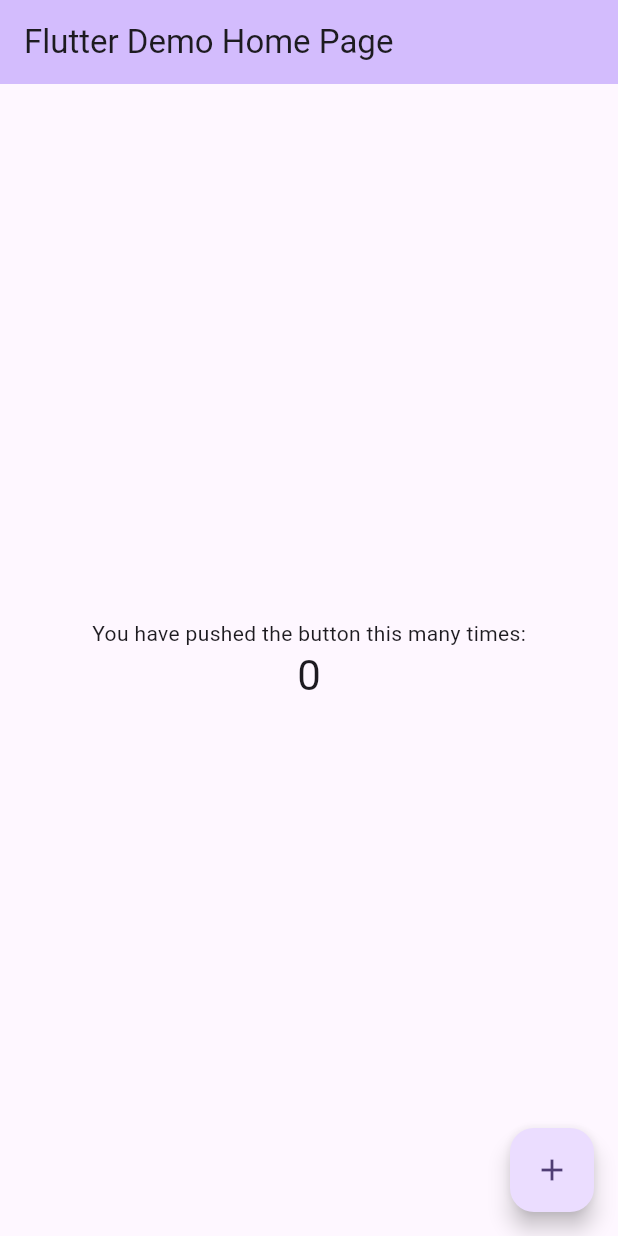
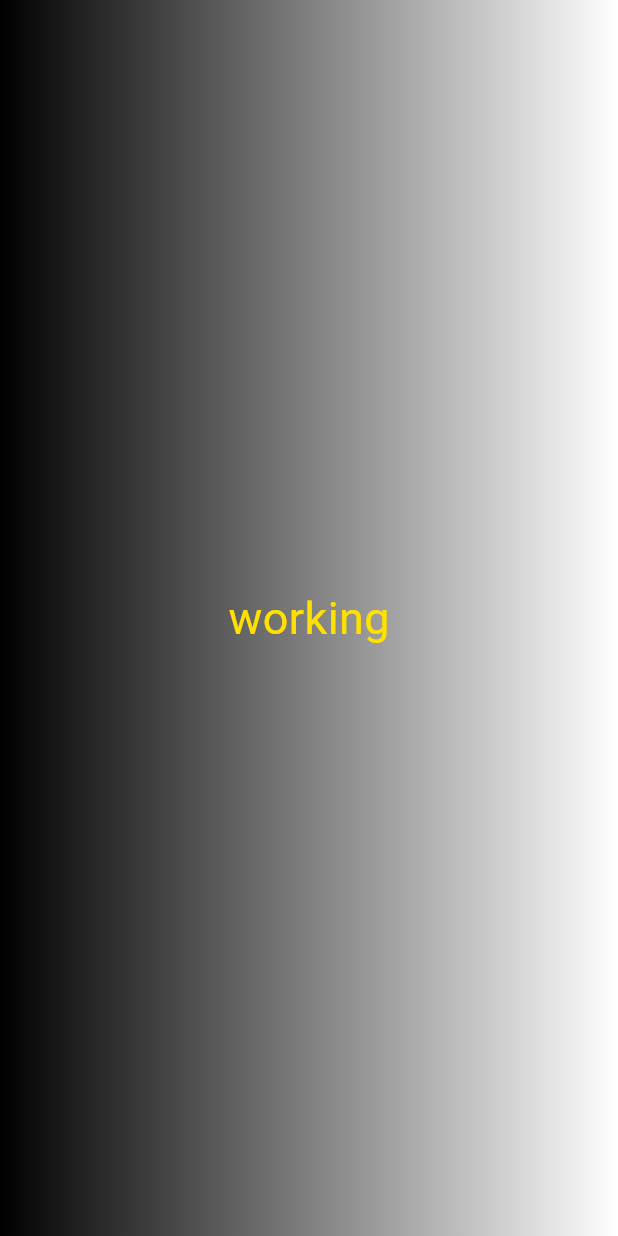
Before and after one commit to kumarvarun3834/Quizarea, a Flutter app: the screen it shows after launch, on a phone screen of 412 x 824 dp. Run offline on Flutter 3.47's test engine with Material 3 defaults, Android fonts, the phone set to English and light mode, and no system bars.

Commit message:
basic dessign ready

```diff
--- /dev/null
+++ b/lib/TextContainer.dart
@@ -0,0 +1,16 @@
+import 'package:flutter/material.dart';
+
+class TextContainer extends StatelessWidget {
+  const TextContainer(this.text,this.colour,this.fsize, {super.key});
+  final String text;
+  final Color colour;
+  final double fsize;
+  @override
+  Widget build(context) {
+    return  Text(text,
+      style: TextStyle(
+          color: colour,
+          fontSize: fsize
+      ),
+    );
+  }}
--- a/lib/main.dart
+++ b/lib/main.dart
@@ -1,4 +1,5 @@
 import 'package:flutter/material.dart';
+import 'package:quizarea/TextContainer.dart';
 
 void main() {
   runApp(const MyApp());
@@ -12,56 +13,77 @@ class MyApp extends StatelessWidget {
   Widget build(BuildContext context) {
     return MaterialApp(
       title: 'Flutter Demo',
-      theme: ThemeData(
-        colorScheme: ColorScheme.fromSeed(seedColor: Colors.deepPurple),
-      ),
-      home: const MyHomePage(title: 'Flutter Demo Home Page'),
+      // theme: Color.fromARGB(255, 0, 2, 255)
+        // ThemeData(
+      //   colorScheme: ColorScheme.fromSeed(
+      //       seedColor: Color.fromARGB(255, 172, 8, 177)
+      //   ),
+      // ),
+      home: MyHomePage(),
     );
   }
 }
 
-class MyHomePage extends StatefulWidget {
-  const MyHomePage({super.key, required this.title});
-
-  final String title;
+class MyHomePage extends StatelessWidget {
+  const MyHomePage({super.key});
+  // final String title;
 
   @override
-  State<MyHomePage> createState() => _MyHomePageState();
-}
-
-class _MyHomePageState extends State<MyHomePage> {
-  int _counter = 0;
-
-  void _incrementCounter() {
-    setState(() {
-      _counter++;
-    });
+  Widget build( context) {
+      return Scaffold(
+        // body: Center(child:TextContainer("working",Color.fromARGB(255, 255, 225, 0),30)),
+      body: Container(
+        // alignment: Alignment.center,
+        decoration: BoxDecoration(
+          gradient: LinearGradient(colors:[Colors.black,Colors.white] )
+        ),
+      child: Center(child:TextContainer("working",Color.fromARGB(255, 255, 225, 0),30)),
+      ),
+      );
+    }
   }
 
-  @override
-  Widget build(BuildContext context) {
-    return Scaffold(
-      appBar: AppBar(
-        backgroundColor: Theme.of(context).colorScheme.inversePrimary,
-        title: Text(widget.title),
-      ),
-      body: Center(
-        child: Column(
-          mainAxisAlignment: MainAxisAlignment.center,
-          children: <Widget>[
-            const Text('You have pushed the button this many times:'),
-            Text(
-              '$_counter',
-              style: Theme.of(context).textTheme.headlineMedium,
-            ),
-          ],
-        ),
-      ),
-      floatingActionButton: FloatingActionButton(
-        onPressed: _incrementCounter,
-        tooltip: 'Increment',
-        child: const Icon(Icons.add),
-      ),
-    );
-  }
-}
+  // @override
+  // State<StatefulWidget> createState() {
+  //   // TODO: implement createState
+  //   throw UnimplementedError();
+  // }
+  // State<MyHomePage> createState() => _MyHomePageState();
+
+//
+// class _MyHomePageState extends State<MyHomePage> {
+//   int _counter = 0;
+//
+//   void _incrementCounter() {
+//     setState(() {
+//       _counter++;
+//     });
+//   }
+//
+//   @override
+//   Widget build(BuildContext context) {
+//     return Scaffold(
+//       appBar: AppBar(
+//         backgroundColor: Theme.of(context).colorScheme.inversePrimary,
+//         title: Text(widget.title),
+//       ),
+//       body: Center(
+//         child: Column(
+//           mainAxisAlignment: MainAxisAlignment.center,
+//           children: <Widget>[
+//             const Text('You have pushed the button this many times:'),
+//             Text(
+//               '$_counter',
+//               style: Theme.of(context).textTheme.headlineMedium,
+//             ),
+//           ],
+//         ),
+//       ),
+//       floatingActionButton: FloatingActionButton(
+//         onPressed: _incrementCounter,
+//         tooltip: 'Increment',
+//         child: const Icon(Icons.add),
+//       ),
+//     );
+//   }
+// }
--- a/pubspec.yaml
+++ b/pubspec.yaml
@@ -51,7 +51,8 @@ dev_dependencies:
 
 # The following section is specific to Flutter packages.
 flutter:
-
+  assets:
+    -  assets/images/
   # The following line ensures that the Material Icons font is
   # included with your application, so that you can use the icons in
   # the material Icons class.
```
